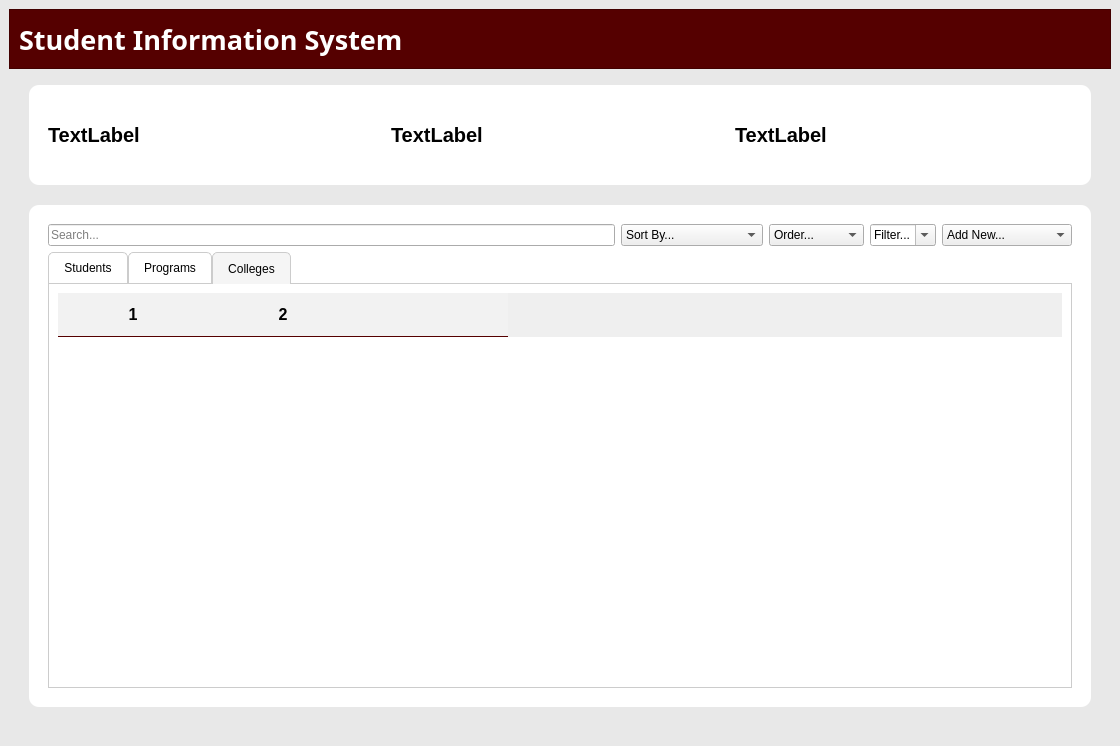
The window that ui/mainWindow.ui (karoltacang/SSIS) describes before a commit, drawn with Qt 5.
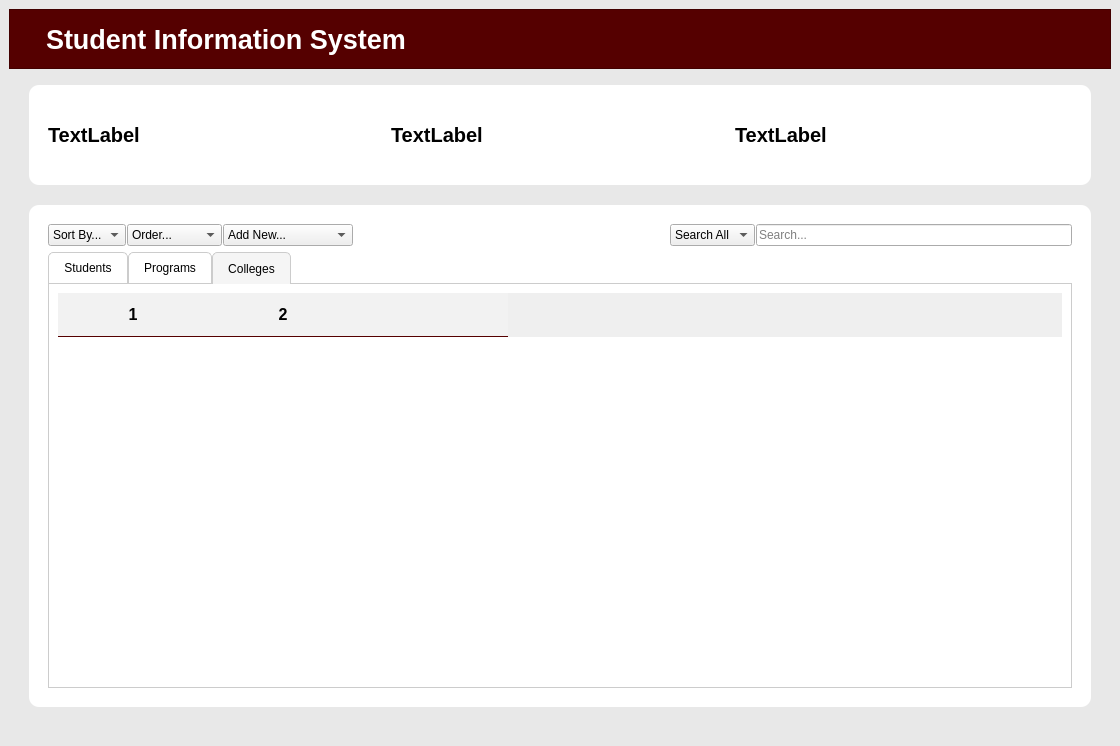
The same window after the commit.

Patch:
```diff
--- a/ui/mainWindow.ui
+++ b/ui/mainWindow.ui
@@ -67,6 +67,13 @@
           <verstretch>0</verstretch>
          </sizepolicy>
         </property>
+        <property name="font">
+         <font>
+          <pointsize>20</pointsize>
+          <weight>75</weight>
+          <bold>true</bold>
+         </font>
+        </property>
         <property name="styleSheet">
          <string notr="true">QFrame{
 	background-color: rgb(85, 0, 0);
@@ -83,7 +90,7 @@
           <widget class="QLabel" name="label">
            <property name="font">
             <font>
-             <family>Gill Sans MT</family>
+             <family>Arial</family>
              <pointsize>20</pointsize>
              <weight>75</weight>
              <bold>true</bold>
@@ -93,11 +100,18 @@
             <string notr="true">QLabel{
 	color: white;
 	border: none;
+	margin-left: 20px;
 }</string>
            </property>
            <property name="text">
             <string>Student Information System</string>
            </property>
+           <property name="textFormat">
+            <enum>Qt::PlainText</enum>
+           </property>
+           <property name="wordWrap">
+            <bool>false</bool>
+           </property>
           </widget>
          </item>
         </layout>
@@ -222,14 +236,13 @@
         </property>
         <layout class="QVBoxLayout" name="verticalLayout_3" stretch="1,11">
          <item>
-          <layout class="QHBoxLayout" name="functions" stretch="8,2,0,0,1">
-           <item>
-            <widget class="QLineEdit" name="searchInput">
-             <property name="placeholderText">
-              <string>Search...</string>
-             </property>
-            </widget>
-           </item>
+          <layout class="QHBoxLayout" name="functions" stretch="0,0,0,0,0,0">
+           <property name="spacing">
+            <number>1</number>
+           </property>
+           <property name="sizeConstraint">
+            <enum>QLayout::SetDefaultConstraint</enum>
+           </property>
            <item>
             <widget class="QComboBox" name="sortBy">
              <item>
@@ -258,21 +271,6 @@
              </item>
             </widget>
            </item>
-           <item>
-            <widget class="QComboBox" name="filterCombo">
-             <property name="editable">
-              <bool>true</bool>
-             </property>
-             <property name="insertPolicy">
-              <enum>QComboBox::NoInsert</enum>
-             </property>
-             <item>
-              <property name="text">
-               <string>Filter...</string>
-              </property>
-             </item>
-            </widget>
-           </item>
            <item>
             <widget class="QComboBox" name="addButton">
              <item>
@@ -297,6 +295,44 @@
              </item>
             </widget>
            </item>
+           <item>
+            <spacer name="horizontalSpacer">
+             <property name="orientation">
+              <enum>Qt::Horizontal</enum>
+             </property>
+             <property name="sizeHint" stdset="0">
+              <size>
+               <width>40</width>
+               <height>20</height>
+              </size>
+             </property>
+            </spacer>
+           </item>
+           <item>
+            <widget class="QComboBox" name="searchBy">
+             <property name="styleSheet">
+              <string notr="true"/>
+             </property>
+             <property name="editable">
+              <bool>false</bool>
+             </property>
+             <property name="insertPolicy">
+              <enum>QComboBox::NoInsert</enum>
+             </property>
+             <item>
+              <property name="text">
+               <string>Search All</string>
+              </property>
+             </item>
+            </widget>
+           </item>
+           <item>
+            <widget class="QLineEdit" name="searchInput">
+             <property name="placeholderText">
+              <string>Search...</string>
+             </property>
+            </widget>
+           </item>
           </layout>
          </item>
          <item>
```
